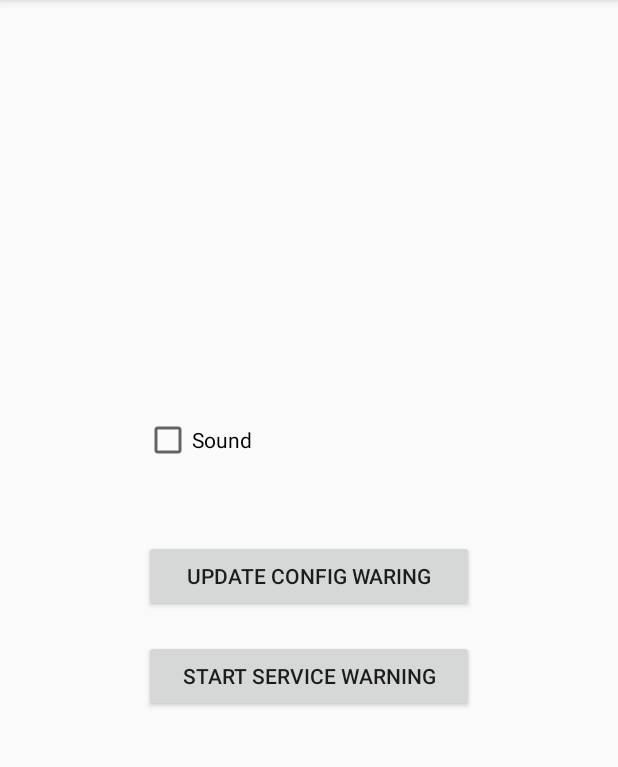
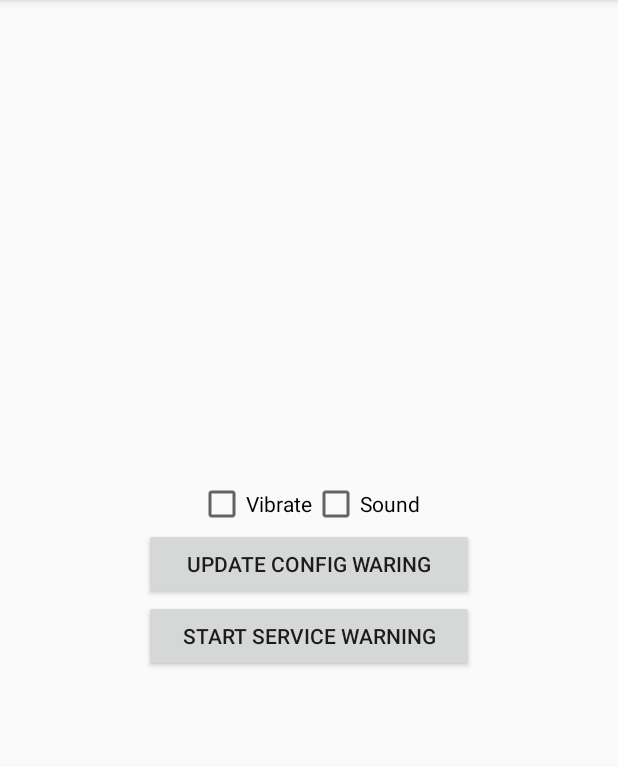
Before and after one commit to simplesoft-duongdt3/BittrexWarningAndroid, an Android app: the screen it shows after launch (MainActivity), on a phone screen of 412 x 824 dp, the part 84-851 px from its top. Run offline under Robolectric (Android 15) with nearby library versions, the phone set to English and light mode, and no system bars; libraries missing offline, so code that uses them is left out: es.dmoral.toasty, io.paperdb; 3 statements that could not run were skipped.

Commit message:
add config vibrate + change background notification follow status

```diff
--- a/app/src/main/java/duongmh3/bittrexmanager/MainActivity.java
+++ b/app/src/main/java/duongmh3/bittrexmanager/MainActivity.java
@@ -14,6 +14,7 @@ import es.dmoral.toasty.Toasty;
 public class MainActivity extends AppCompatActivity {
 
     private CheckBox cbPlaySound;
+    private CheckBox cbVibrate;
 
     @Override
     protected void onCreate(Bundle savedInstanceState) {
@@ -25,6 +26,13 @@ public class MainActivity extends AppCompatActivity {
             @Override
             public void onClick(View view) {
                 Util.setPlaySoundWhenWarning(cbPlaySound.isChecked());
+            }
+        });
+        cbVibrate = (CheckBox) findViewById(R.id.cbVibrate);
+        cbVibrate.setOnClickListener(new View.OnClickListener() {
+            @Override
+            public void onClick(View view) {
+                Util.setVibrateWhenWarning(cbVibrate.isChecked());
             }
         });
 
@@ -62,5 +70,6 @@ public class MainActivity extends AppCompatActivity {
     protected void onResume() {
         super.onResume();
         cbPlaySound.setChecked(Util.isPlaySoundWhenWarning());
+        cbVibrate.setChecked(Util.isVibrateWhenWarning());
     }
 }
--- a/app/src/main/java/duongmh3/bittrexmanager/service/BittrexCheckInfoIntentService.java
+++ b/app/src/main/java/duongmh3/bittrexmanager/service/BittrexCheckInfoIntentService.java
@@ -95,7 +95,9 @@ public class BittrexCheckInfoIntentService extends IntentService {
     private void warningUser() {
         if (Util.isPlaySoundWhenWarning()) {
             playWarningShow();
-        } else {
+        }
+
+        if (Util.isVibrateWhenWarning()) {
             vibrate();
         }
     }
--- a/app/src/main/res/layout/activity_main.xml
+++ b/app/src/main/res/layout/activity_main.xml
@@ -1,43 +1,42 @@
 <?xml version="1.0" encoding="utf-8"?>
-<android.support.constraint.ConstraintLayout xmlns:android="http://schemas.android.com/apk/res/android"
+<LinearLayout xmlns:android="http://schemas.android.com/apk/res/android"
     xmlns:app="http://schemas.android.com/apk/res-auto"
     xmlns:tools="http://schemas.android.com/tools"
     android:layout_width="match_parent"
     android:layout_height="match_parent"
+    android:gravity="center"
+    android:orientation="vertical"
     tools:context="duongmh3.bittrexmanager.MainActivity">
+
+    <LinearLayout
+        android:layout_width="match_parent"
+        android:layout_height="wrap_content"
+        android:gravity="center"
+        android:orientation="horizontal">
+
+        <android.support.v7.widget.AppCompatCheckBox
+            android:id="@+id/cbVibrate"
+            android:layout_width="wrap_content"
+            android:layout_height="wrap_content"
+            android:text="Vibrate" />
+
+        <android.support.v7.widget.AppCompatCheckBox
+            android:id="@+id/cbPlaySound"
+            android:layout_width="wrap_content"
+            android:layout_height="wrap_content"
+            android:text="Sound" />
+    </LinearLayout>
 
     <android.support.v7.widget.AppCompatButton
         android:id="@+id/btUpdateConfigWarning"
         android:layout_width="220dp"
         android:layout_height="wrap_content"
-        android:text="Update config waring"
-        app:layout_constraintBottom_toBottomOf="parent"
-        app:layout_constraintLeft_toLeftOf="parent"
-        app:layout_constraintRight_toRightOf="parent"
-        app:layout_constraintTop_toTopOf="parent" />
+        android:text="Update config waring" />
 
     <android.support.v7.widget.AppCompatButton
         android:id="@+id/btStartWarningUiService"
         android:layout_width="220dp"
         android:layout_height="wrap_content"
-        android:text="Start service warning"
-        app:layout_constraintBottom_toBottomOf="parent"
-        app:layout_constraintLeft_toLeftOf="parent"
-        app:layout_constraintRight_toRightOf="parent"
-        app:layout_constraintVertical_bias="0.034"
-        android:layout_marginTop="8dp"
-        app:layout_constraintTop_toBottomOf="@+id/btUpdateConfigWarning" />
-    <android.support.v7.widget.AppCompatCheckBox
-        android:id="@+id/cbPlaySound"
-        android:layout_width="220dp"
-        android:layout_height="wrap_content"
-        android:text="Sound"
-        app:layout_constraintBottom_toBottomOf="parent"
-        app:layout_constraintLeft_toLeftOf="parent"
-        app:layout_constraintRight_toRightOf="parent"
-        app:layout_constraintTop_toTopOf="parent"
+        android:text="Start service warning" />
 
-        app:layout_constraintVertical_bias="0.377"/>
-
-
-</android.support.constraint.ConstraintLayout>
+</LinearLayout>
```
Also changed, not shown: app/src/main/java/duongmh3/bittrexmanager/service/Util.java (+7 -0 lines), app/src/main/java/duongmh3/bittrexmanager/service/WarningChatHeadService.java (+10 -4 lines).
